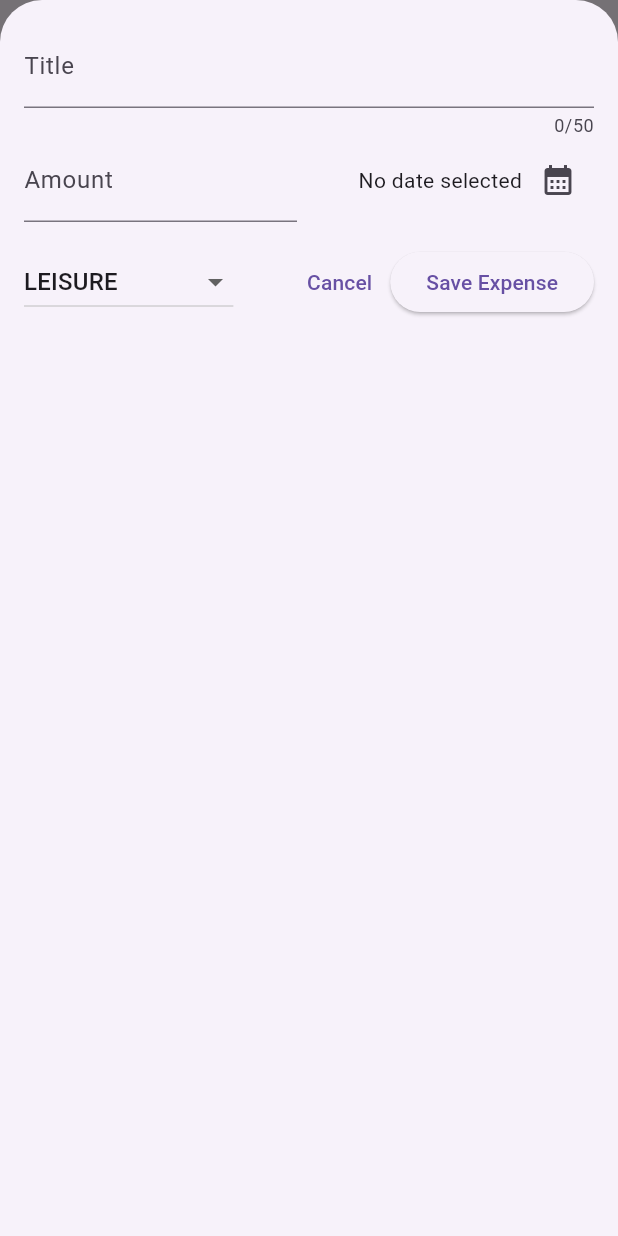
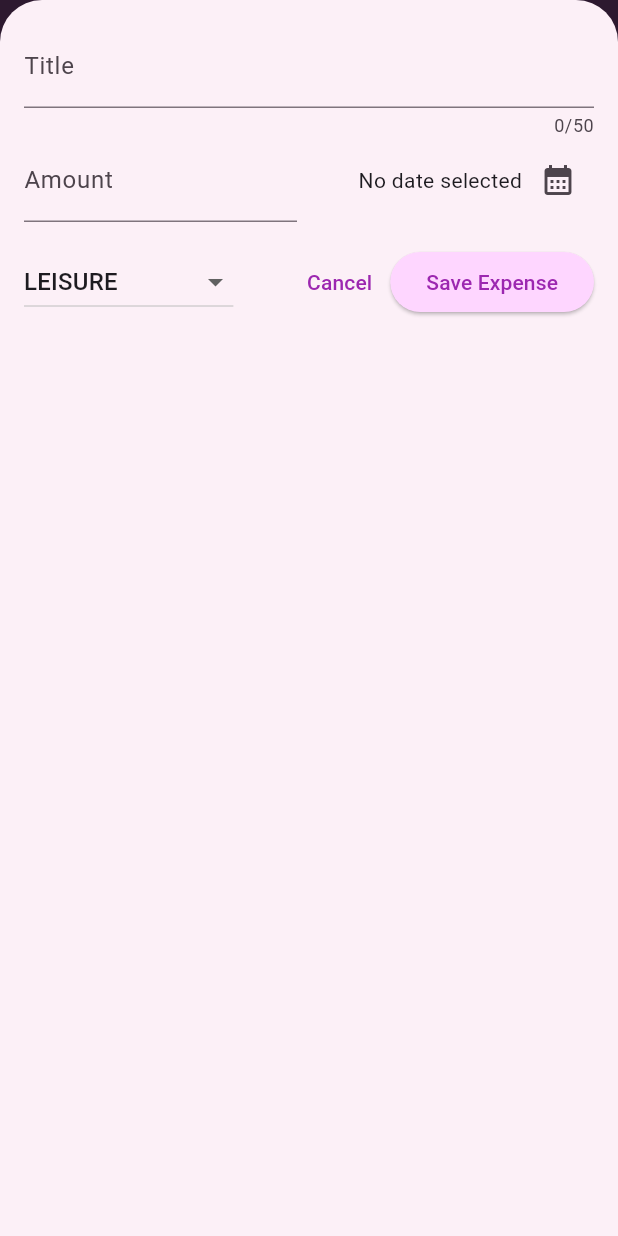
Before and after one commit to NevenD/expense_tracker, a Flutter app: the screen it shows after launch, after a tap on the "add" icon, on a phone screen of 412 x 824 dp. Run offline on Flutter 3.47's test engine with Material 3 defaults, Android fonts, the phone set to English and light mode, and no system bars.

Commit message:
Adding main app style

```diff
--- a/lib/main.dart
+++ b/lib/main.dart
@@ -2,10 +2,40 @@ import 'package:flutter/material.dart';
 import 'package:expense_tracker/widgets/expenses.dart';
 import 'package:flutter_localizations/flutter_localizations.dart';
 
+var kColorScheme = ColorScheme.fromSeed(
+  seedColor: const Color.fromARGB(255, 191, 104, 206),
+);
+
 void main() {
   runApp(
     MaterialApp(
-      theme: ThemeData(useMaterial3: true),
+      theme: ThemeData().copyWith(
+        colorScheme: ColorScheme.fromSeed(
+          seedColor: Colors.purple,
+          primary: Colors.purple,
+          secondary: Colors.amber,
+        ),
+        appBarTheme: const AppBarTheme().copyWith(
+          backgroundColor: kColorScheme.onPrimaryContainer,
+          foregroundColor: kColorScheme.primaryContainer,
+        ),
+        cardTheme: const CardThemeData().copyWith(
+          color: kColorScheme.secondaryContainer,
+          margin: EdgeInsets.symmetric(horizontal: 16, vertical: 8),
+        ),
+        elevatedButtonTheme: ElevatedButtonThemeData(
+          style: ElevatedButton.styleFrom(
+            backgroundColor: kColorScheme.primaryContainer,
+          ),
+        ),
+        textTheme: ThemeData().textTheme.copyWith(
+          titleLarge: TextStyle(
+            fontWeight: FontWeight.normal,
+            color: kColorScheme.onSecondaryContainer,
+            fontSize: 14,
+          ),
+        ),
+      ),
       home: Expenses(),
       localizationsDelegates: [
         GlobalMaterialLocalizations.delegate,
```
